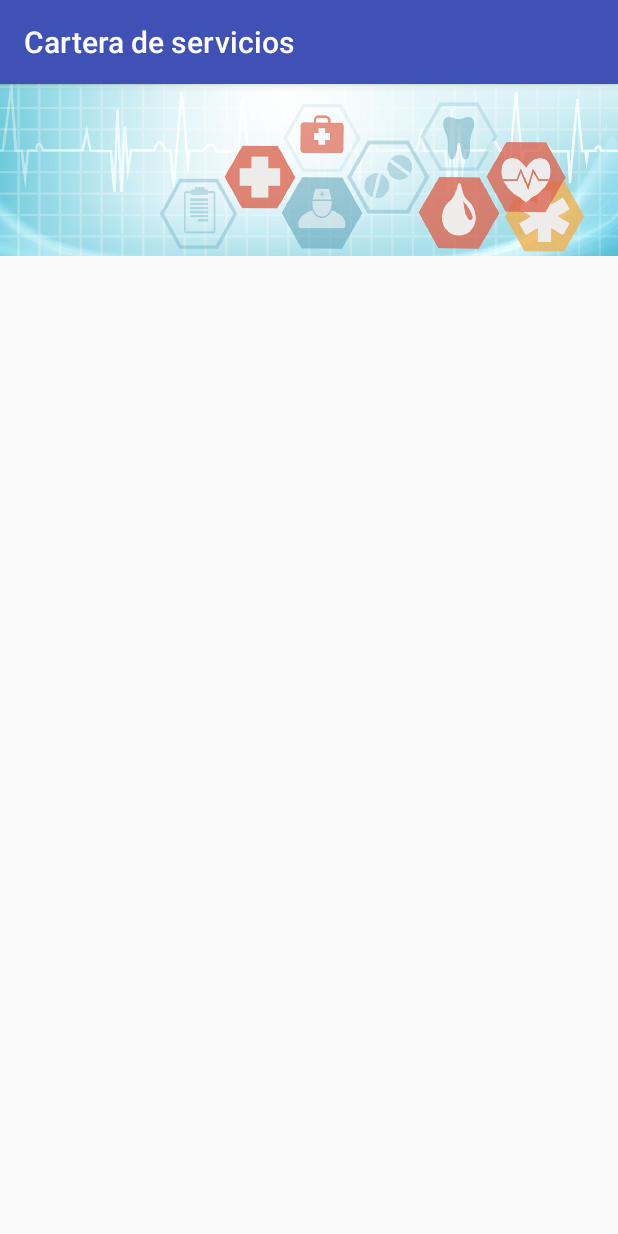
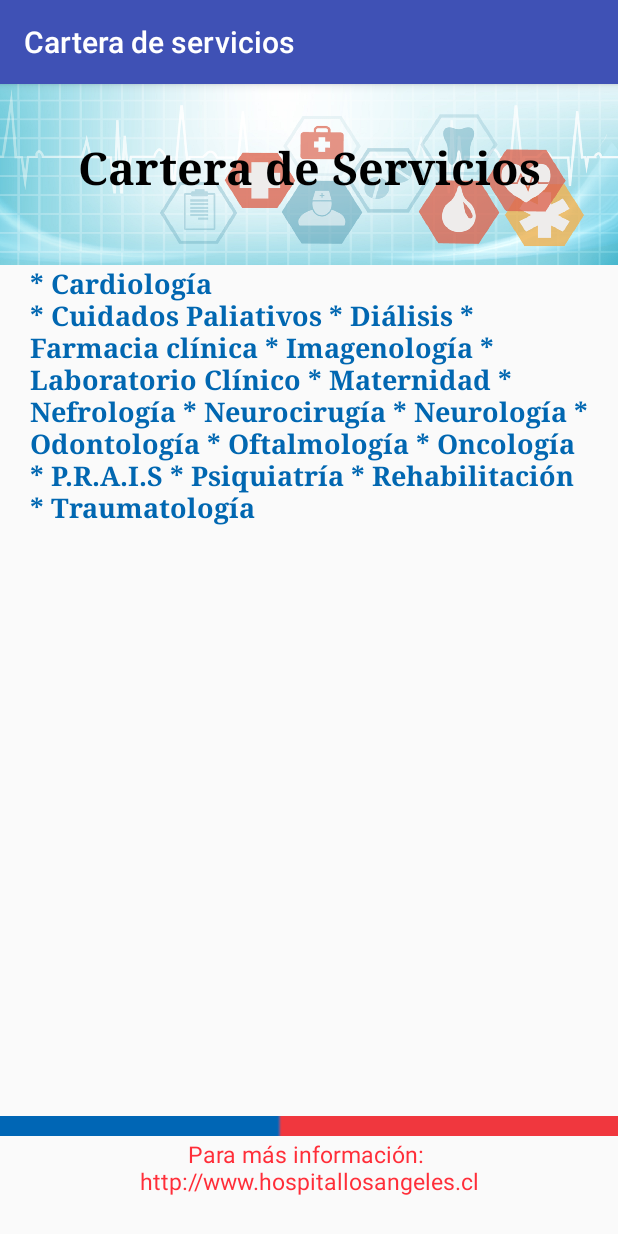
Before and after one commit to Bescalona/ServiciodeSaludBioBio, an Android app: the CServiciosActivity screen opened directly, with no data from a screen before it, on a phone screen of 412 x 824 dp. Run offline under Robolectric (Android 15) with nearby library versions, the phone set to English and light mode, and no system bars.

Commit message:
Cambio de Vista
- Activity_cservicios (layout)

```diff
--- a/app/src/main/res/layout/activity_cservicios.xml
+++ b/app/src/main/res/layout/activity_cservicios.xml
@@ -10,20 +10,65 @@
     <!-- ImageView contiene un banner con imagen, ocupa el 15% de la pantalla-->
     <!-- LinearLayout contendra el futuro cuerpo de la seccion, ocupa el 85% de la pantalla-->
 
-    <ImageView
+    <TextView
         android:layout_width="match_parent"
         android:layout_height="0dp"
         android:layout_weight=".15"
-        android:scaleType="centerCrop"
-        android:src="@drawable/img_servicios"
+        android:text="\nCartera de Servicios"
+        android:typeface="serif"
+        android:textAlignment="center"
+        android:textStyle="bold"
+        android:textColor="#000000"
+        android:textSize="30dp"
+        android:scaleType="fitCenter"
+        android:background="@drawable/img_servicios"/>
 
-        />
     <LinearLayout
         android:layout_width="match_parent"
         android:layout_height="0dp"
         android:orientation="vertical"
-        android:layout_weight=".85">
+        android:layout_weight=".7">
+
+        <TextView
+            android:layout_width="match_parent"
+            android:layout_height="0dp"
+            android:layout_marginLeft="20dp"
+            android:layout_marginRight="20dp"
+            android:layout_weight=".92"
+            android:text="* Cardiología\n* Cuidados Paliativos
+* Diálisis
+* Farmacia clínica
+* Imagenología
+* Laboratorio Clínico
+* Maternidad
+* Nefrología
+* Neurocirugía
+* Neurología
+* Odontología
+* Oftalmología
+* Oncología
+* P.R.A.I.S
+* Psiquiatría
+* Rehabilitación
+* Traumatología"
+            android:typeface="serif"
+            android:textStyle="bold"
+            android:textColor="#0167B1"
+            android:textSize="18dp"/>
 
     </LinearLayout>
+    <ImageView
+        android:layout_width="match_parent"
+        android:layout_height="0dp"
+        android:layout_weight=".02"
+        android:src="@drawable/footer_min"/>
 
+    <TextView
+        android:layout_width="match_parent"
+        android:layout_height="0dp"
+        android:layout_weight=".08"
+        android:text="Para más información: \nhttp://www.hospitallosangeles.cl"
+        android:textAlignment="center"
+        android:textColor="#FF2E39"
+        android:textSize="15dp"/>
 </LinearLayout>
```
